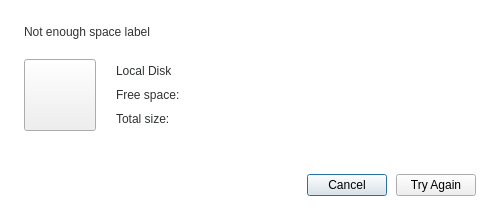
First picture: the form in src/MEGASync/gui/ui/LowDiskSpaceDialog.ui, repository meganz/MEGAsync, before the edit.
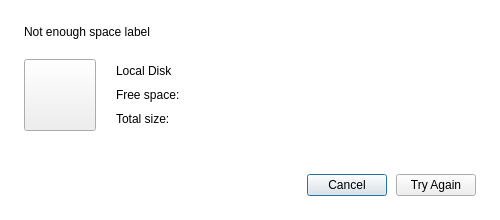
Second picture: the form after the edit. Icons and pictures are not drawn. Custom widgets are drawn as their Qt base class.

```diff
--- a/src/MEGASync/gui/ui/LowDiskSpaceDialog.ui
+++ b/src/MEGASync/gui/ui/LowDiskSpaceDialog.ui
@@ -37,10 +37,6 @@
 background-color: #ffffff; /*colorToken.page-background*/
 }
 
-#lExplanation, #lDiskName, #lFreeSpace, #lTotalSize
-{
-color: #303233; /*colorToken.color-text-primary*/
-}
 </string>
   </property>
   <property name="TOKENIZED" stdset="0">
```
Left out of the diff: 6 changed lines with no effect on the pictures.
